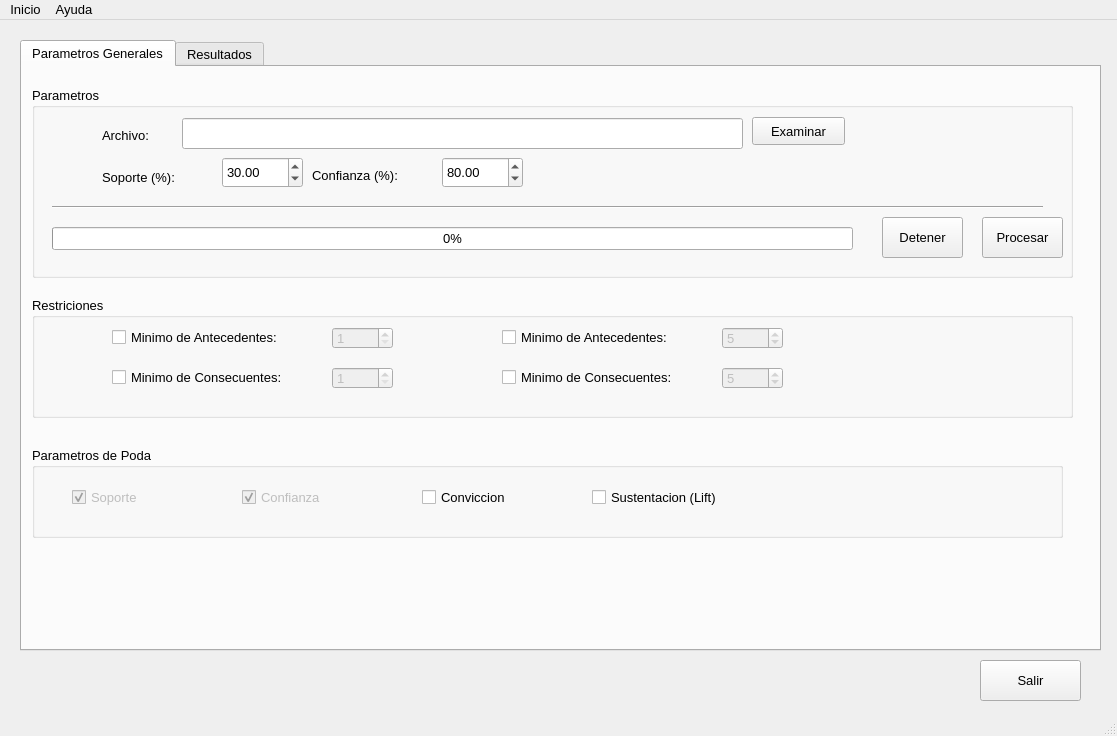
Before: the Qt Designer form src/menuPrincipal.ui in lucassebib/apriori, drawn with Qt 5.
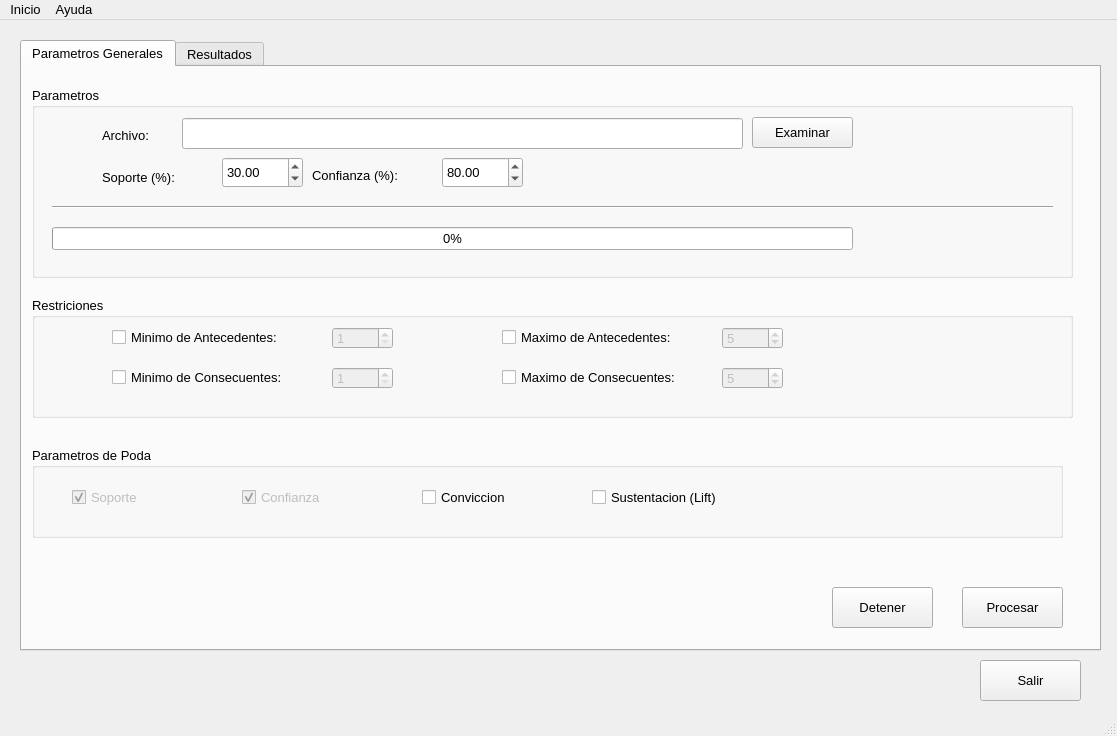
After: the same form once the commit is applied. The open tabs and pages were chosen to show the change. Icons and pictures are not drawn.

What changed in the file:
```diff
--- a/src/menuPrincipal.ui
+++ b/src/menuPrincipal.ui
@@ -258,7 +258,7 @@
        </rect>
       </property>
       <property name="text">
-       <string>Minimo de Antecedentes:</string>
+       <string>Maximo de Antecedentes:</string>
       </property>
      </widget>
      <widget class="QCheckBox" name="cb_max_consecuentes">
@@ -271,7 +271,7 @@
        </rect>
       </property>
       <property name="text">
-       <string>Minimo de Consecuentes:</string>
+       <string>Maximo de Consecuentes:</string>
       </property>
      </widget>
      <widget class="QSpinBox" name="sb_max_antecedentes">
@@ -344,19 +344,6 @@
         <string>Soporte (%):</string>
        </property>
       </widget>
-      <widget class="QPushButton" name="btn_procesar">
-       <property name="geometry">
-        <rect>
-         <x>950</x>
-         <y>130</y>
-         <width>81</width>
-         <height>41</height>
-        </rect>
-       </property>
-       <property name="text">
-        <string>Procesar</string>
-       </property>
-      </widget>
       <widget class="QDoubleSpinBox" name="dsb_soporte">
        <property name="geometry">
         <rect>
@@ -394,8 +381,8 @@
         <rect>
          <x>720</x>
          <y>30</y>
-         <width>93</width>
-         <height>28</height>
+         <width>101</width>
+         <height>31</height>
         </rect>
        </property>
        <property name="text">
@@ -423,7 +410,7 @@
         <rect>
          <x>20</x>
          <y>110</y>
-         <width>991</width>
+         <width>1001</width>
          <height>20</height>
         </rect>
        </property>
@@ -453,19 +440,32 @@
         <bool>true</bool>
        </property>
       </widget>
-      <widget class="QPushButton" name="btn_detener">
-       <property name="geometry">
-        <rect>
-         <x>850</x>
-         <y>130</y>
-         <width>81</width>
-         <height>41</height>
-        </rect>
-       </property>
-       <property name="text">
-        <string>Detener</string>
-       </property>
-      </widget>
+     </widget>
+     <widget class="QPushButton" name="btn_procesar">
+      <property name="geometry">
+       <rect>
+        <x>940</x>
+        <y>520</y>
+        <width>101</width>
+        <height>41</height>
+       </rect>
+      </property>
+      <property name="text">
+       <string>Procesar</string>
+      </property>
+     </widget>
+     <widget class="QPushButton" name="btn_detener">
+      <property name="geometry">
+       <rect>
+        <x>810</x>
+        <y>520</y>
+        <width>101</width>
+        <height>41</height>
+       </rect>
+      </property>
+      <property name="text">
+       <string>Detener</string>
+      </property>
      </widget>
     </widget>
     <widget class="QWidget" name="tab_3">
```
Left out of the diff: 68 changed lines with no effect on the pictures.
